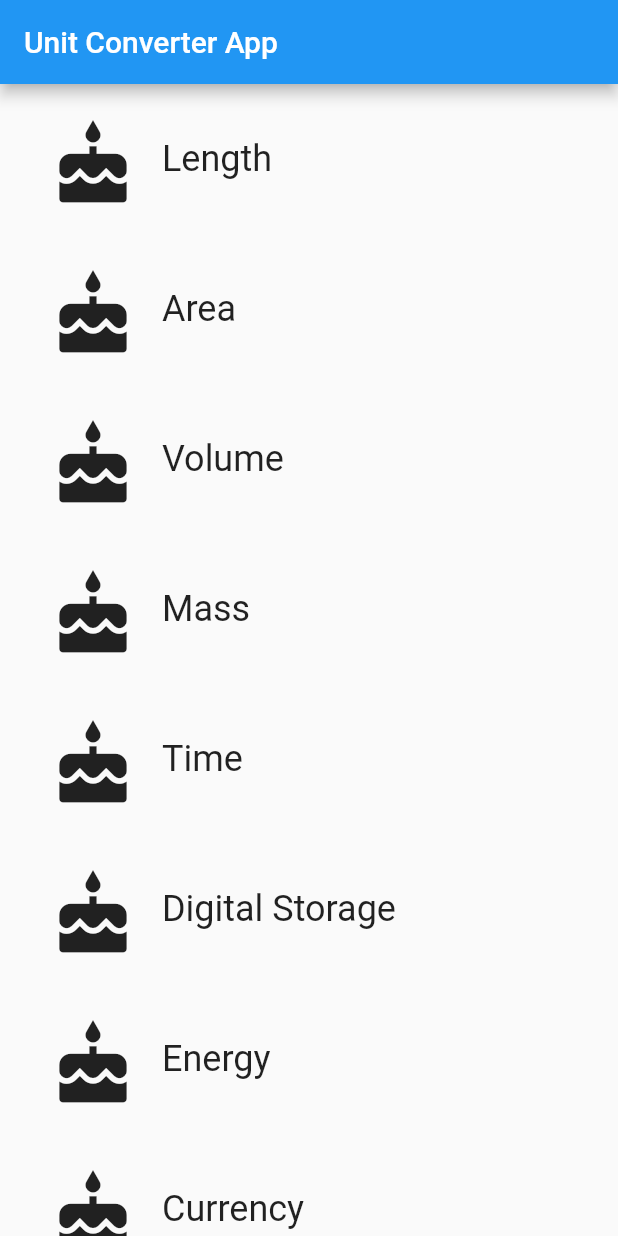
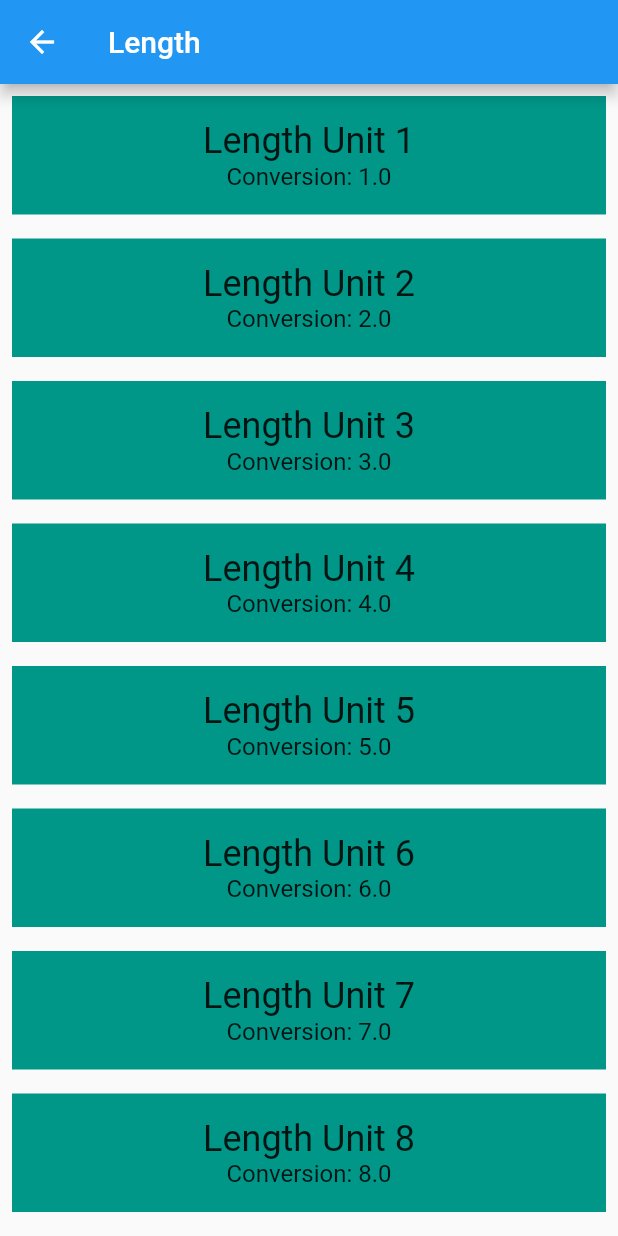
Before and after one commit to jamuc/unit_converter, a Flutter app: the screen it shows after launch, after a tap on "Length", on a phone screen of 412 x 824 dp. Run offline on Flutter 3.47's test engine with Material 2 defaults, Android fonts, the phone set to English and light mode, and no system bars.

Commit message:
Add converter route and setup basic unit

```diff
--- a/lib/category.dart
+++ b/lib/category.dart
@@ -1,4 +1,6 @@
 import 'package:flutter/material.dart';
+import 'package:unit_converter/converter_route.dart';
+import 'package:unit_converter/unit.dart';
 
 final _rowHeight = 100.0;
 final _borderRadius = BorderRadius.circular(_rowHeight / 2);
@@ -7,11 +9,13 @@ class Category extends StatelessWidget {
 
   final String name;
   final IconData iconLocation;
+  final List<Unit> units;
 
   const Category({
     Key key,
     @required this.name,
     @required this.iconLocation,
+    @required this.units,
   }) : assert(name != null),
        assert(iconLocation != null),
        super(key: key);
@@ -44,7 +48,10 @@ class Category extends StatelessWidget {
       highlightColor: Colors.teal,
       splashColor: Colors.teal,
       onTap: () {
-        print("I was tapped");
+        Navigator.of(context).push(MaterialPageRoute(
+          builder: (BuildContext context) {
+            return ConverterRoute(title: name, units: units);
+          }));
       },
       child: Padding(
         padding: EdgeInsets.all(8.0),
--- a/lib/category_route.dart
+++ b/lib/category_route.dart
@@ -1,4 +1,5 @@
 import 'package:flutter/material.dart';
+import 'package:unit_converter/unit.dart';
 import 'category.dart';
 
 const _categoryName = "Cake";
@@ -17,6 +18,16 @@ class CategoryRoute extends StatelessWidget {
     'Currency',
   ];
 
+  List<Unit> _retrieveCategoryUnits(String categoryName) {
+    return List.generate(10, (int i) {
+      i += 1;
+      return Unit(
+        name: '$categoryName Unit $i',
+        conversion: i.toDouble(),
+      );
+    });
+  }
+
   @override
   Widget build(BuildContext context) {
     final categories = <Category>[];
@@ -26,6 +37,7 @@ class CategoryRoute extends StatelessWidget {
         Category(
           name: _categoryNames[i],
           iconLocation: Icons.cake,
+          units: _retrieveCategoryUnits(_categoryNames[i]),
         )
       );
     }
--- /dev/null
+++ b/lib/converter_route.dart
@@ -0,0 +1,47 @@
+import 'package:flutter/material.dart';
+import 'package:unit_converter/unit.dart';
+
+class ConverterRoute extends StatelessWidget {
+
+  final String title;
+  final List<Unit> units;
+
+  const ConverterRoute({
+    @required this.title,
+    @required this.units,
+  }) : assert(title != null);
+
+  @override
+  Widget build(BuildContext context) {
+
+    final unitWidgets = units.map((Unit unit) {
+      return Container(
+        margin: EdgeInsets.all(8.0),
+        padding: EdgeInsets.all(16.0),
+        color: Colors.teal,
+        child: Column(
+          children: <Widget>[
+            Text(
+              unit.name,
+              style: Theme.of(context).textTheme.headline,
+            ),
+            Text(
+              'Conversion: ${unit.conversion}',
+              style: Theme.of(context).textTheme.subhead,
+            )
+          ],
+        ),
+      );
+    }).toList();
+
+    return Material(
+      child: Scaffold(
+        appBar: AppBar(
+          title: Text(title),
+        ),
+        body: ListView(children: unitWidgets,),
+      ),
+    );
+  }
+
+}
--- /dev/null
+++ b/lib/unit.dart
@@ -0,0 +1,12 @@
+import 'package:meta/meta.dart';
+
+class Unit {
+  final String name;
+  final double conversion;
+
+  const Unit({
+    @required this.name,
+    @required this.conversion,
+  }) : assert(name != null),
+       assert(conversion != null);
+}
```
